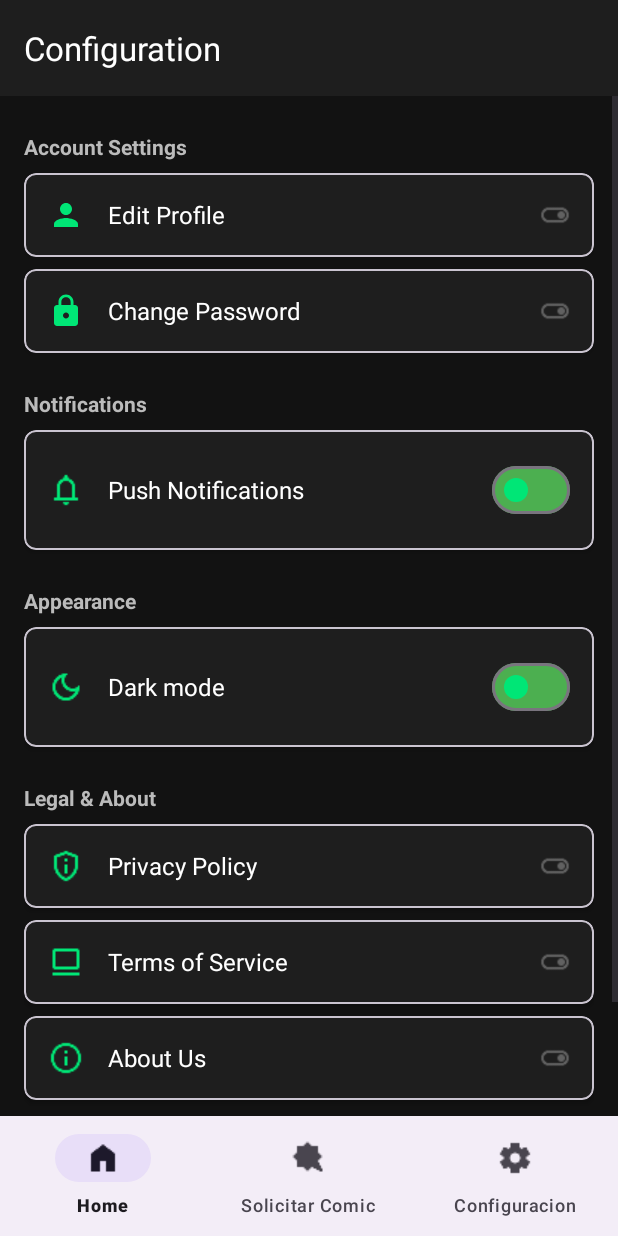
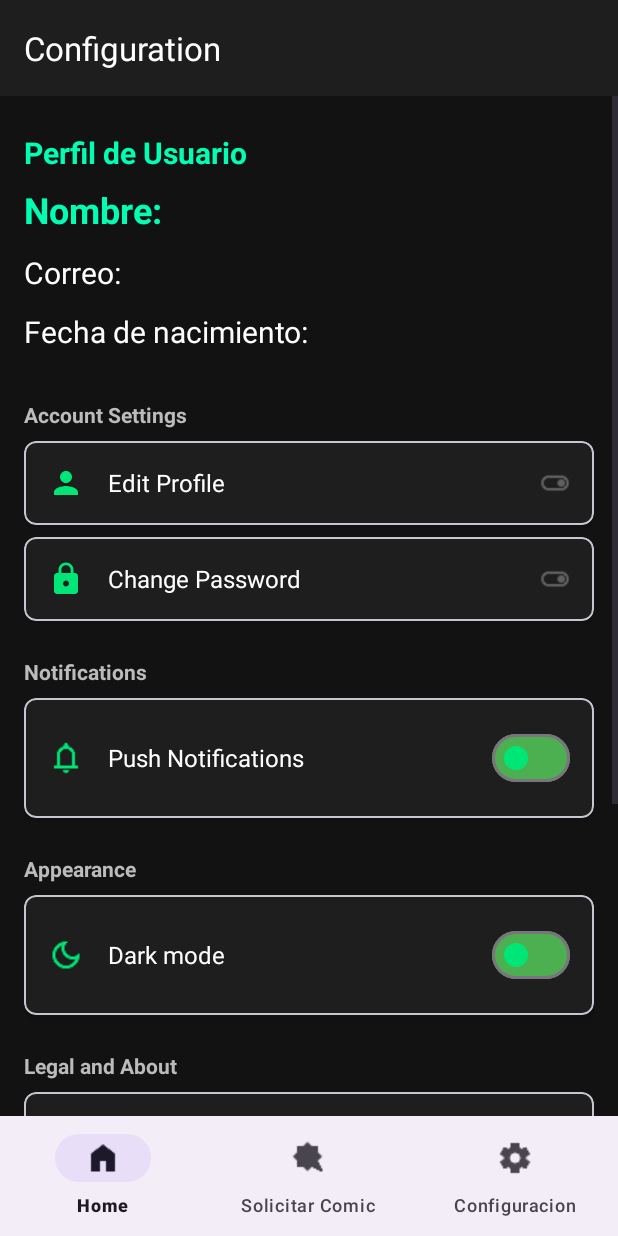
Before and after one commit to Aldair207/FinalProyecTmovil, an Android app: the fragment Configuracion placed in its activity, on a phone screen of 412 x 824 dp. Run offline under Robolectric (Android 15) with nearby library versions, the phone set to English and light mode, and no system bars; our stand-ins replace Picasso, Volley; network calls fail; pictures from the network do not load.

Commit message:
Perfil configuraciones

```diff
--- a/app/src/main/res/layout/fragment__configuracion.xml
+++ b/app/src/main/res/layout/fragment__configuracion.xml
@@ -31,6 +31,45 @@
             android:layout_height="wrap_content"
             android:orientation="vertical"
             android:padding="16dp">
+
+            <!-- Datos del perfil -->
+            <TextView
+                android:layout_width="match_parent"
+                android:layout_height="wrap_content"
+                android:text="Perfil de Usuario"
+                android:textColor="#00FFB3"
+                android:textSize="20sp"
+                android:textStyle="bold"
+                android:layout_marginTop="8dp"
+                android:layout_marginBottom="8dp" />
+
+            <TextView
+                android:id="@+id/txtNombre"
+                android:layout_width="wrap_content"
+                android:layout_height="wrap_content"
+                android:text="Nombre:"
+                android:textSize="24sp"
+                android:textStyle="bold"
+                android:textColor="#00FFB3"
+                android:layout_marginBottom="12dp"/>
+
+            <TextView
+                android:id="@+id/txtCorreo"
+                android:layout_width="wrap_content"
+                android:layout_height="wrap_content"
+                android:text="Correo:"
+                android:textSize="20sp"
+                android:textColor="#FFFFFF"
+                android:layout_marginBottom="12dp"/>
+
+            <TextView
+                android:id="@+id/txtFechaNacimiento"
+                android:layout_width="wrap_content"
+                android:layout_height="wrap_content"
+                android:text="Fecha de nacimiento:"
+                android:textSize="20sp"
+                android:textColor="#FFFFFF"
+                android:layout_marginBottom="24dp"/>
 
             <!-- Sección de Cuenta -->
             <TextView
@@ -227,7 +266,7 @@
             <TextView
                 android:layout_width="match_parent"
                 android:layout_height="wrap_content"
-                android:text="Legal &amp; About"
+                android:text="Legal and About"
                 android:textColor="#BBBBBB"
                 android:textSize="14sp"
                 android:layout_marginTop="16dp"
@@ -351,17 +390,19 @@
                 </LinearLayout>
             </com.google.android.material.card.MaterialCardView>
 
-            <!-- Botón de logout -->
+            <!-- Botón de cerrar sesión -->
             <Button
                 android:id="@+id/btnLogout"
-                style="@style/Widget.MaterialComponents.Button.OutlinedButton"
                 android:layout_width="match_parent"
                 android:layout_height="wrap_content"
-                android:layout_marginTop="24dp"
-                android:text="Log out"
-                android:textColor="#00FFB3"
-                app:strokeColor="#00FFB3"
-                app:cornerRadius="8dp" />
+                android:text="Cerrar sesión"
+                android:textColor="#000000"
+                android:textStyle="bold"
+                android:backgroundTint="#00FFB3"
+                android:padding="16dp"
+                android:elevation="4dp"
+                android:layout_marginTop="32dp"
+                android:layout_marginBottom="16dp" />
         </LinearLayout>
     </ScrollView>
 </androidx.constraintlayout.widget.ConstraintLayout>
```
Also changed, not shown: app/src/main/java/com/example/finalproyectmovil/Configuracion.java (+83 -7 lines).
